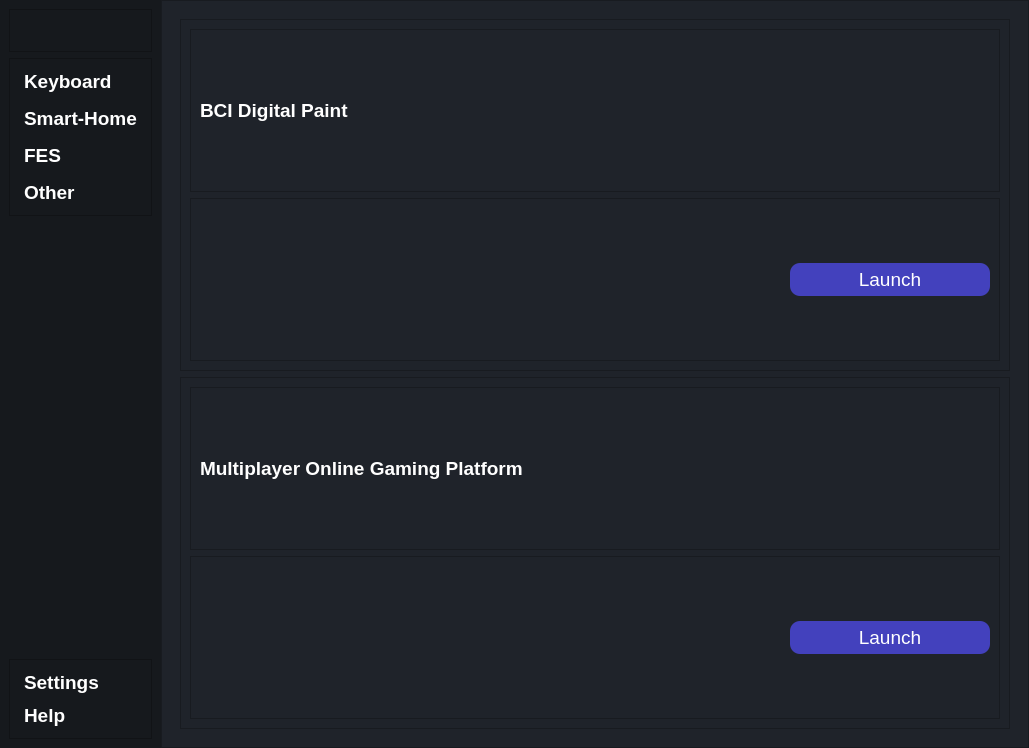
This is welcomescreen.ui in GRH-BCI/GRH-Home-BCI as Qt 5 draws it before an edit. The edited form follows.
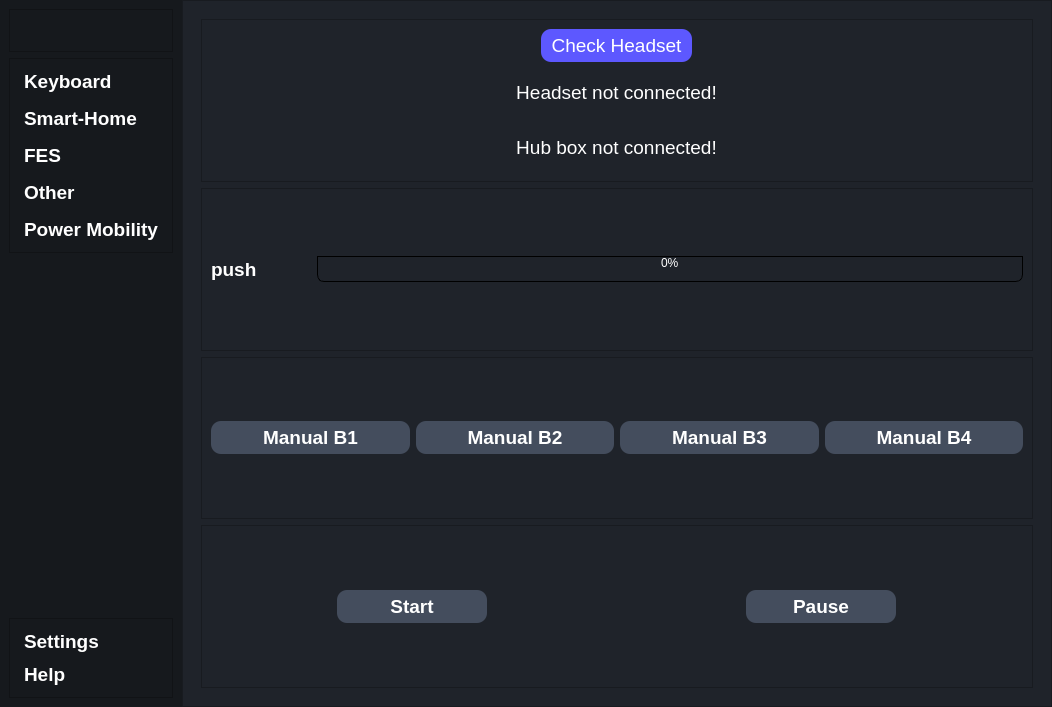
This is the edited form. Icons and pictures are not drawn.

Patch:
```diff
--- a/welcomescreen.ui
+++ b/welcomescreen.ui
@@ -6,8 +6,8 @@
    <rect>
     <x>0</x>
     <y>0</y>
-    <width>1029</width>
-    <height>748</height>
+    <width>1052</width>
+    <height>707</height>
    </rect>
   </property>
   <property name="sizePolicy">
@@ -316,6 +316,45 @@
               </property>
              </widget>
             </item>
+            <item>
+             <widget class="QPushButton" name="wheelchair">
+              <property name="sizePolicy">
+               <sizepolicy hsizetype="Expanding" vsizetype="Maximum">
+                <horstretch>0</horstretch>
+                <verstretch>0</verstretch>
+               </sizepolicy>
+              </property>
+              <property name="font">
+               <font>
+                <pointsize>14</pointsize>
+                <weight>75</weight>
+                <bold>true</bold>
+               </font>
+              </property>
+              <property name="styleSheet">
+               <string notr="true">text-align:left;
+border:none;
+padding: 2px 5px;
+color:#fff;
+margin:0;
+background-color:transparent;
+</string>
+              </property>
+              <property name="text">
+               <string>Power Mobility</string>
+              </property>
+              <property name="icon">
+               <iconset resource="resources.qrc">
+                <normaloff>:/icons/icons/wheelchair.svg</normaloff>:/icons/icons/wheelchair.svg</iconset>
+              </property>
+              <property name="iconSize">
+               <size>
+                <width>25</width>
+                <height>25</height>
+               </size>
+              </property>
+             </widget>
+            </item>
            </layout>
           </widget>
          </item>
@@ -496,7 +535,7 @@
 }</string>
               </property>
               <property name="currentIndex">
-               <number>3</number>
+               <number>4</number>
               </property>
               <widget class="QWidget" name="KeyPage">
                <layout class="QVBoxLayout" name="verticalLayout_18">
@@ -1950,6 +1989,562 @@
                 </item>
                </layout>
               </widget>
+              <widget class="QWidget" name="WeelchairPage">
+               <layout class="QVBoxLayout" name="verticalLayout_28">
+                <item>
+                 <widget class="QFrame" name="frame_40">
+                  <property name="frameShape">
+                   <enum>QFrame::StyledPanel</enum>
+                  </property>
+                  <property name="frameShadow">
+                   <enum>QFrame::Raised</enum>
+                  </property>
+                  <layout class="QVBoxLayout" name="verticalLayout_27">
+                   <item alignment="Qt::AlignHCenter">
+                    <widget class="QPushButton" name="WCCheckBtn">
+                     <property name="sizePolicy">
+                      <sizepolicy hsizetype="Expanding" vsizetype="Maximum">
+                       <horstretch>0</horstretch>
+                       <verstretch>0</verstretch>
+                      </sizepolicy>
+                     </property>
+                     <property name="font">
+                      <font>
+                       <pointsize>14</pointsize>
+                      </font>
+                     </property>
+                     <property name="styleSheet">
+                      <string notr="true">QPushButton{
+	background-color:rgb(93, 88, 255);
+	color:rgb(255, 255, 255);
+	padding: 5px 10px; 
+	border-top-left-radius: 10px;
+	border-top-right-radius: 10px;
+	border-bottom-left-radius: 10px;
+	border-bottom-right-radius: 10px;
+	border-left: 2px solidrgb(135, 153, 184);
+	border-right: 2px solidrgb(135, 153, 184);
+	border-top: 2px solidrgb(135, 153, 184);
+	border-bottom: 2px solidrgb(135, 153, 184);
+}
+QPushButton:hover{
+	background-color:rgb(43, 34, 173);
+}
+QPushButton:pressed{
+	background-color:rgb(126, 255, 247);
+}
+</string>
+                     </property>
+                     <property name="text">
+                      <string>Check Headset</string>
+                     </property>
+                     <property name="icon">
+                      <iconset resource="resources.qrc">
+                       <normaloff>:/icons/icons/headphones.svg</normaloff>:/icons/icons/headphones.svg</iconset>
+                     </property>
+                     <property name="iconSize">
+                      <size>
+                       <width>30</width>
+                       <height>30</height>
+                      </size>
+                     </property>
+                    </widget>
+                   </item>
+                   <item alignment="Qt::AlignHCenter">
+                    <widget class="QLabel" name="WCHeadLabel">
+                     <property name="font">
+                      <font>
+                       <pointsize>14</pointsize>
+                      </font>
+                     </property>
+                     <property name="text">
+                      <string>Headset not connected!</string>
+                     </property>
+                     <property name="alignment">
+                      <set>Qt::AlignCenter</set>
+                     </property>
+                    </widget>
+                   </item>
+                   <item alignment="Qt::AlignHCenter">
+                    <widget class="QLabel" name="WCStatLabel">
+                     <property name="font">
+                      <font>
+                       <pointsize>14</pointsize>
+                      </font>
+                     </property>
+                     <property name="text">
+                      <string>Hub box not connected!</string>
+                     </property>
+                     <property name="alignment">
+                      <set>Qt::AlignCenter</set>
+                     </property>
+                    </widget>
+                   </item>
+                  </layout>
+                 </widget>
+                </item>
+                <item>
+                 <widget class="QFrame" name="frame_39">
+                  <property name="frameShape">
+                   <enum>QFrame::StyledPanel</enum>
+                  </property>
+                  <property name="frameShadow">
+                   <enum>QFrame::Raised</enum>
+                  </property>
+                  <layout class="QHBoxLayout" name="horizontalLayout_23">
+                   <item alignment="Qt::AlignLeft">
+                    <widget class="QLabel" name="WCLabel">
+                     <property name="sizePolicy">
+                      <sizepolicy hsizetype="Fixed" vsizetype="Preferred">
+                       <horstretch>0</horstretch>
+                       <verstretch>0</verstretch>
+                      </sizepolicy>
+                     </property>
+                     <property name="minimumSize">
+                      <size>
+                       <width>60</width>
+                       <height>0</height>
+                      </size>
+                     </property>
+                     <property name="font">
+                      <font>
+                       <pointsize>14</pointsize>
+                       <weight>75</weight>
+                       <bold>true</bold>
+                      </font>
+                     </property>
+                     <property name="text">
+                      <string>push</string>
+                     </property>
+                    </widget>
+                   </item>
+                   <item>
+                    <spacer name="horizontalSpacer_20">
+                     <property name="orientation">
+                      <enum>Qt::Horizontal</enum>
+                     </property>
+                     <property name="sizeType">
+                      <enum>QSizePolicy::Preferred</enum>
+                     </property>
+                     <property name="sizeHint" stdset="0">
+                      <size>
+                       <width>40</width>
+                       <height>20</height>
+                      </size>
+                     </property>
+                    </spacer>
+                   </item>
+                   <item>
+                    <widget class="QProgressBar" name="WCProgressBar">
+                     <property name="styleSheet">
+                      <string notr="true">QProgressBar {
+border: 1px solid black;
+text-align: top;
+padding: 1px;
+border-bottom-right-radius: 7px;
+border-bottom-left-radius: 7px;
+background: QLinearGradient( x1: 0, y1: 0, x2: 1, y2: 0,
+stop: 0 #fff,
+stop: 0.4999 #eee,
+stop: 0.5 #ddd,
+stop: 1 #eee );
+width: 15px;
+}
+
+QProgressBar::chunk {
+background: QLinearGradient( x1: 0, y1: 0, x2: 1, y2: 0,
+stop: 0 #78d,
+stop: 0.4999 #46a,
+stop: 0.5 #45a,
+stop: 1 #238 );
+border-bottom-right-radius: 7px;
+border-bottom-left-radius: 7px;
+border: 1px solid black;
+}</string>
+                     </property>
+                     <property name="value">
+                      <number>0</number>
+                     </property>
+                    </widget>
+                   </item>
+                  </layout>
+                 </widget>
+                </item>
+                <item>
+                 <widget class="QFrame" name="frame_38">
+                  <property name="frameShape">
+                   <enum>QFrame::StyledPanel</enum>
+                  </property>
+                  <property name="frameShadow">
+                   <enum>QFrame::Raised</enum>
+                  </property>
+                  <layout class="QHBoxLayout" name="horizontalLayout_22">
+                   <item>
+                    <widget class="QPushButton" name="WCManualOnBtn_1">
+                     <property name="sizePolicy">
+                      <sizepolicy hsizetype="Expanding" vsizetype="Maximum">
+                       <horstretch>0</horstretch>
+                       <verstretch>0</verstretch>
+                      </sizepolicy>
+                     </property>
+                     <property name="minimumSize">
+                      <size>
+                       <width>150</width>
+                       <height>0</height>
+                      </size>
+                     </property>
+                     <property name="font">
+                      <font>
+                       <pointsize>14</pointsize>
+                       <weight>75</weight>
+                       <bold>true</bold>
+                      </font>
+                     </property>
+                     <property name="styleSheet">
+                      <string notr="true">QPushButton{
+	background-color:rgb(68, 77, 93);
+	color:rgb(255, 255, 255);
+	padding: 5px 10px; 
+	border-top-left-radius: 10px;
+	border-top-right-radius: 10px;
+	border-bottom-left-radius: 10px;
+	border-bottom-right-radius: 10px;
+	border-left: 2px solidrgb(135, 153, 184);
+	border-right: 2px solidrgb(135, 153, 184);
+	border-top: 2px solidrgb(135, 153, 184);
+	border-bottom: 2px solidrgb(135, 153, 184);
+}
+QPushButton:hover{
+	background-color:rgb(148, 168, 202);
+}
+QPushButton:pressed{
+	background-color:rgb(143, 255, 130);
+}
+</string>
+                     </property>
+                     <property name="text">
+                      <string>Manual B1</string>
+                     </property>
+                     <property name="icon">
+                      <iconset resource="resources.qrc">
+                       <normaloff>:/icons/icons/zap.svg</normaloff>:/icons/icons/zap.svg</iconset>
+                     </property>
+                     <property name="iconSize">
+                      <size>
+                       <width>30</width>
+                       <height>30</height>
+                      </size>
+                     </property>
+                    </widget>
+                   </item>
+                   <item>
+                    <widget class="QPushButton" name="WCManualOnBtn_2">
+                     <property name="sizePolicy">
+                      <sizepolicy hsizetype="Expanding" vsizetype="Maximum">
+                       <horstretch>0</horstretch>
+                       <verstretch>0</verstretch>
+                      </sizepolicy>
+                     </property>
+                     <property name="minimumSize">
+                      <size>
+                       <width>150</width>
+                       <height>0</height>
+                      </size>
+                     </property>
+                     <property name="font">
+                      <font>
+                       <pointsize>14</pointsize>
+                       <weight>75</weight>
+                       <bold>true</bold>
+                      </font>
+                     </property>
+                     <property name="styleSheet">
+                      <string notr="true">QPushButton{
+	background-color:rgb(68, 77, 93);
+	color:rgb(255, 255, 255);
+	padding: 5px 10px; 
+	border-top-left-radius: 10px;
+	border-top-right-radius: 10px;
+	border-bottom-left-radius: 10px;
+	border-bottom-right-radius: 10px;
+	border-left: 2px solidrgb(135, 153, 184);
+	border-right: 2px solidrgb(135, 153, 184);
+	border-top: 2px solidrgb(135, 153, 184);
+	border-bottom: 2px solidrgb(135, 153, 184);
+}
+QPushButton:hover{
+	background-color:rgb(148, 168, 202);
+}
+QPushButton:pressed{
+	background-color:rgb(143, 255, 130);
+}
+</string>
+                     </property>
+                     <property name="text">
+                      <string>Manual B2</string>
+                     </property>
+                     <property name="icon">
+                      <iconset resource="resources.qrc">
+                       <normaloff>:/icons/icons/zap.svg</normaloff>:/icons/icons/zap.svg</iconset>
+                     </property>
+                     <property name="iconSize">
+                      <size>
+                       <width>30</width>
+                       <height>30</height>
+                      </size>
+                     </property>
+                    </widget>
+                   </item>
+                   <item>
+                    <widget class="QPushButton" name="WCManualOnBtn_3">
+                     <property name="sizePolicy">
+                      <sizepolicy hsizetype="Expanding" vsizetype="Maximum">
+                       <horstretch>0</horstretch>
+                       <verstretch>0</verstretch>
+                      </sizepolicy>
+                     </property>
+                     <property name="minimumSize">
+                      <size>
+                       <width>150</width>
+                       <height>0</height>
+                      </size>
+                     </property>
+                     <property name="font">
+                      <font>
+                       <pointsize>14</pointsize>
+                       <weight>75</weight>
+                       <bold>true</bold>
+                      </font>
+                     </property>
+                     <property name="styleSheet">
+                      <string notr="true">QPushButton{
+	background-color:rgb(68, 77, 93);
+	color:rgb(255, 255, 255);
+	padding: 5px 10px; 
+	border-top-left-radius: 10px;
+	border-top-right-radius: 10px;
+	border-bottom-left-radius: 10px;
+	border-bottom-right-radius: 10px;
+	border-left: 2px solidrgb(135, 153, 184);
+	border-right: 2px solidrgb(135, 153, 184);
+	border-top: 2px solidrgb(135, 153, 184);
+	border-bottom: 2px solidrgb(135, 153, 184);
+}
+QPushButton:hover{
+	background-color:rgb(148, 168, 202);
+}
+QPushButton:pressed{
+	background-color:rgb(143, 255, 130);
+}
+</string>
+                     </property>
+                     <property name="text">
+                      <string>Manual B3</string>
+                     </property>
+                     <property name="icon">
+                      <iconset resource="resources.qrc">
+                       <normaloff>:/icons/icons/zap.svg</normaloff>:/icons/icons/zap.svg</iconset>
+                     </property>
+                     <property name="iconSize">
+                      <size>
+                       <width>30</width>
+                       <height>30</height>
+                      </size>
+                     </property>
+                    </widget>
+                   </item>
+                   <item>
+                    <widget class="QPushButton" name="WCManualOnBtn_4">
+                     <property name="sizePolicy">
+                      <sizepolicy hsizetype="Expanding" vsizetype="Maximum">
+                       <horstretch>0</horstretch>
+                       <verstretch>0</verstretch>
+                      </sizepolicy>
+                     </property>
+                     <property name="minimumSize">
+                      <size>
+                       <width>150</width>
+                       <height>0</height>
+                      </size>
+                     </property>
+                     <property name="font">
+                      <font>
+                       <pointsize>14</pointsize>
+                       <weight>75</weight>
+                       <bold>true</bold>
+                      </font>
+                     </property>
+                     <property name="styleSheet">
+                      <string notr="true">QPushButton{
+	background-color:rgb(68, 77, 93);
+	color:rgb(255, 255, 255);
+	padding: 5px 10px; 
+	border-top-left-radius: 10px;
+	border-top-right-radius: 10px;
+	border-bottom-left-radius: 10px;
+	border-bottom-right-radius: 10px;
+	border-left: 2px solidrgb(135, 153, 184);
+	border-right: 2px solidrgb(135, 153, 184);
+	border-top: 2px solidrgb(135, 153, 184);
+	border-bottom: 2px solidrgb(135, 153, 184);
+}
+QPushButton:hover{
+	background-color:rgb(148, 168, 202);
+}
+QPushButton:pressed{
+	background-color:rgb(143, 255, 130);
+}
+</string>
+                     </property>
+                     <property name="text">
+                      <string>Manual B4</string>
+                     </property>
+                     <property name="icon">
+                      <iconset resource="resources.qrc">
+                       <normaloff>:/icons/icons/zap.svg</normaloff>:/icons/icons/zap.svg</iconset>
+                     </property>
+                     <property name="iconSize">
+                      <size>
+                       <width>30</width>
+                       <height>30</height>
+                      </size>
+                     </property>
+                    </widget>
+                   </item>
+                  </layout>
+                 </widget>
+                </item>
+                <item>
+                 <widget class="QFrame" name="frame_41">
+                  <property name="frameShape">
+                   <enum>QFrame::StyledPanel</enum>
+                  </property>
+                  <property name="frameShadow">
+                   <enum>QFrame::Raised</enum>
+                  </property>
+                  <layout class="QHBoxLayout" name="horizontalLayout_24">
+                   <item alignment="Qt::AlignHCenter">
+                    <widget class="QPushButton" name="WCStartBtn">
+                     <property name="sizePolicy">
+                      <sizepolicy hsizetype="Preferred" vsizetype="Maximum">
+                       <horstretch>0</horstretch>
+                       <verstretch>0</verstretch>
+                      </sizepolicy>
+                     </property>
+                     <property name="minimumSize">
+                      <size>
+                       <width>150</width>
+                       <height>0</height>
+                      </size>
+                     </property>
+                     <property name="font">
+                      <font>
+                       <pointsize>14</pointsize>
+                       <weight>75</weight>
+                       <bold>true</bold>
+                      </font>
+                     </property>
+                     <property name="styleSheet">
+                      <string notr="true">QPushButton{
+	background-color:rgb(68, 77, 93);
+	color:rgb(255, 255, 255);
+	padding: 5px 10px; 
+	border-top-left-radius: 10px;
+	border-top-right-radius: 10px;
+	border-bottom-left-radius: 10px;
+	border-bottom-right-radius: 10px;
+	border-left: 2px solidrgb(135, 153, 184);
+	border-right: 2px solidrgb(135, 153, 184);
+	border-top: 2px solidrgb(135, 153, 184);
+	border-bottom: 2px solidrgb(135, 153, 184);
+}
+QPushButton:hover{
+	background-color:rgb(148, 168, 202);
+}
+QPushButton:pressed{
+	background-color:rgb(106, 255, 156);
+}
+</string>
+                     </property>
+                     <property name="text">
+                      <string>Start</string>
+                     </property>
+                     <property name="icon">
+                      <iconset resource="resources.qrc">
+                       <normaloff>:/icons/icons/fast-forward.svg</normaloff>:/icons/icons/fast-forward.svg</iconset>
+                     </property>
+                     <property name="iconSize">
+                      <size>
+                       <width>30</width>
+                       <height>30</height>
+                      </size>
+                     </property>
+                    </widget>
+                   </item>
+                   <item alignment="Qt::AlignHCenter">
+                    <widget class="QPushButton" name="WCPauseBtn">
+                     <property name="sizePolicy">
+                      <sizepolicy hsizetype="Preferred" vsizetype="Maximum">
+                       <horstretch>0</horstretch>
+                       <verstretch>0</verstretch>
+                      </sizepolicy>
+                     </property>
+                     <property name="minimumSize">
+                      <size>
+                       <width>150</width>
+                       <height>0</height>
+                      </size>
+                     </property>
+                     <property name="font">
+                      <font>
+                       <pointsize>14</pointsize>
+                       <weight>75</weight>
+                       <bold>true</bold>
+                      </font>
+                     </property>
+                     <property name="styleSheet">
+                      <string notr="true">QPushButton{
+	background-color:rgb(68, 77, 93);
+	color:rgb(255, 255, 255);
+	padding: 5px 10px; 
+	border-top-left-radius: 10px;
+	border-top-right-radius: 10px;
+	border-bottom-left-radius: 10px;
+	border-bottom-right-radius: 10px;
+	border-left: 2px solidrgb(135, 153, 184);
+	border-right: 2px solidrgb(135, 153, 184);
+	border-top: 2px solidrgb(135, 153, 184);
+	border-bottom: 2px solidrgb(135, 153, 184);
+}
+QPushButton:hover{
+	background-color:rgb(148, 168, 202);
+}
+QPushButton:pressed{
+	background-color:rgb(254, 255, 138);
+
+}
+</string>
+                     </property>
+                     <property name="text">
+                      <string>Pause</string>
+                     </property>
+                     <property name="icon">
+                      <iconset resource="resources.qrc">
+                       <normaloff>:/icons/icons/pause.svg</normaloff>:/icons/icons/pause.svg</iconset>
+                     </property>
+                     <property name="iconSize">
+                      <size>
+                       <width>30</width>
+                       <height>30</height>
+                      </size>
+                     </property>
+                    </widget>
+                   </item>
+                  </layout>
+                 </widget>
+                </item>
+               </layout>
+              </widget>
               <widget class="QWidget" name="SettingsPage">
                <property name="styleSheet">
                 <string notr="true">QSpinBox{
```
Left out of the diff: 410 changed lines with no effect on the pictures.
